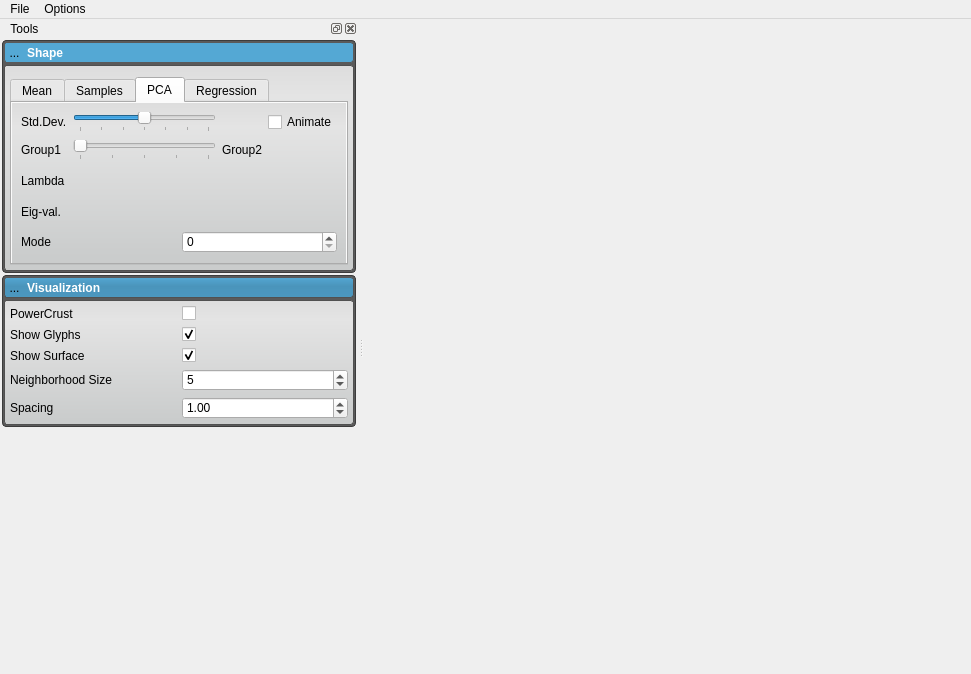
The window that code/ShapeWorksView2/ShapeWorksView2.ui (SCIInstitute/ShapeWorks) describes before a commit, drawn with Qt 5.
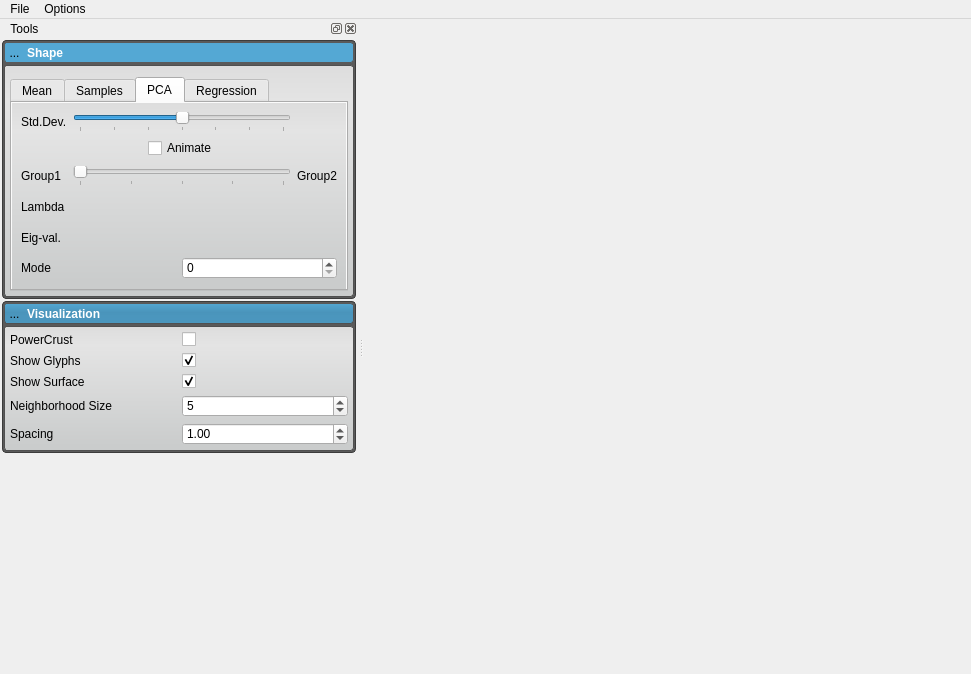
The same window after the commit. Icons and pictures are not drawn. Custom widgets are drawn as their Qt base class.

Diff of the .ui file:
```diff
--- a/code/ShapeWorksView2/ShapeWorksView2.ui
+++ b/code/ShapeWorksView2/ShapeWorksView2.ui
@@ -612,7 +612,7 @@
                    </property>
                   </widget>
                  </item>
-                 <item row="1" column="0">
+                 <item row="2" column="0">
                   <widget class="QLabel" name="pcaGroup1Label">
                    <property name="minimumSize">
                     <size>
@@ -625,7 +625,7 @@
                    </property>
                   </widget>
                  </item>
-                 <item row="1" column="1">
+                 <item row="2" column="1">
                   <widget class="QSlider" name="pcaGroupSlider">
                    <property name="minimum">
                     <number>0</number>
@@ -644,18 +644,56 @@
                    </property>
                   </widget>
                  </item>
-                 <item row="1" column="2">
+                 <item row="2" column="2">
                   <widget class="QLabel" name="pcaGroup2Label">
                    <property name="text">
                     <string>Group2</string>
                    </property>
                   </widget>
                  </item>
-                 <item row="0" column="3">
-                  <widget class="QCheckBox" name="pcaAnimateCheckBox">
-                   <property name="text">
-                    <string>Animate</string>
-                   </property>
+                 <item row="1" column="1">
+                  <widget class="QWidget" name="widget_23" native="true">
+                   <layout class="QHBoxLayout" name="horizontalLayout_7">
+                    <property name="spacing">
+                     <number>0</number>
+                    </property>
+                    <property name="margin">
+                     <number>0</number>
+                    </property>
+                    <item>
+                     <spacer name="horizontalSpacer_3">
+                      <property name="orientation">
+                       <enum>Qt::Horizontal</enum>
+                      </property>
+                      <property name="sizeHint" stdset="0">
+                       <size>
+                        <width>40</width>
+                        <height>20</height>
+                       </size>
+                      </property>
+                     </spacer>
+                    </item>
+                    <item>
+                     <widget class="QCheckBox" name="pcaAnimateCheckBox">
+                      <property name="text">
+                       <string>Animate</string>
+                      </property>
+                     </widget>
+                    </item>
+                    <item>
+                     <spacer name="horizontalSpacer_4">
+                      <property name="orientation">
+                       <enum>Qt::Horizontal</enum>
+                      </property>
+                      <property name="sizeHint" stdset="0">
+                       <size>
+                        <width>40</width>
+                        <height>20</height>
+                       </size>
+                      </property>
+                     </spacer>
+                    </item>
+                   </layout>
                   </widget>
                  </item>
                 </layout>
```
Left out of the diff: 2 changed lines with no effect on the pictures.
